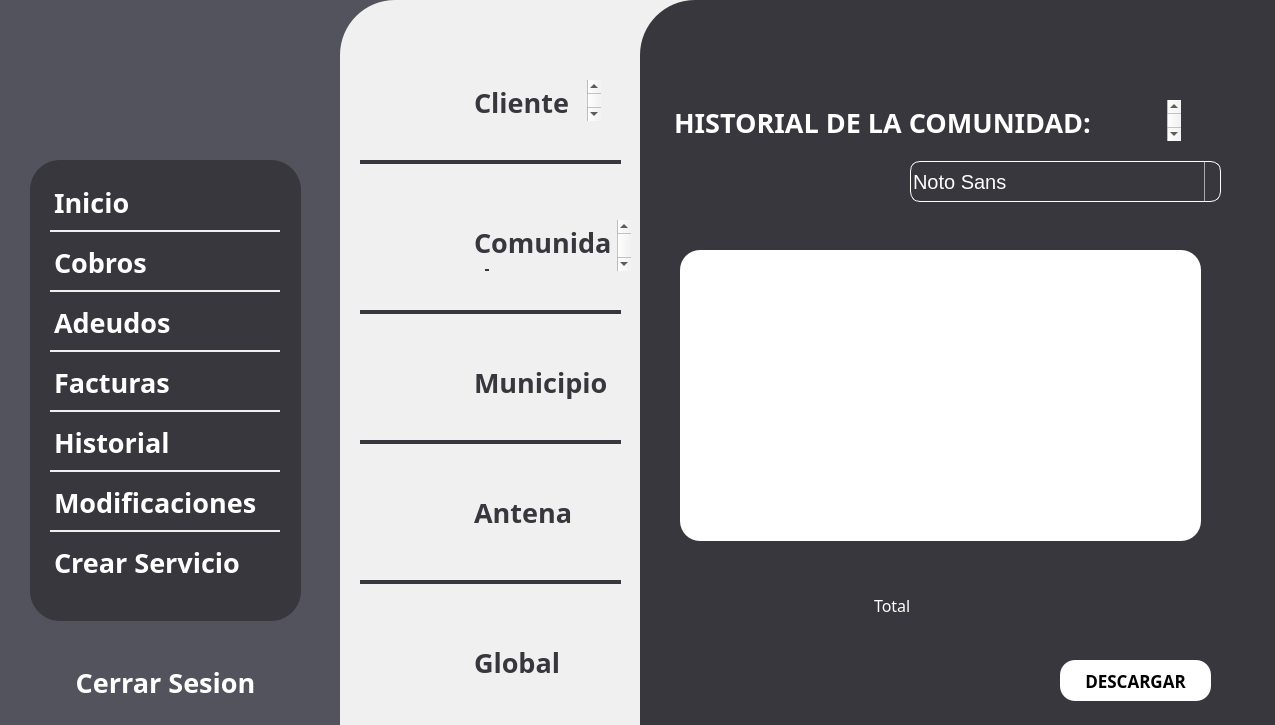
Old version of the form app/frontend/pantalla_historial_comunidad.ui in the repository uRicardoCaballero/Radcomtest.
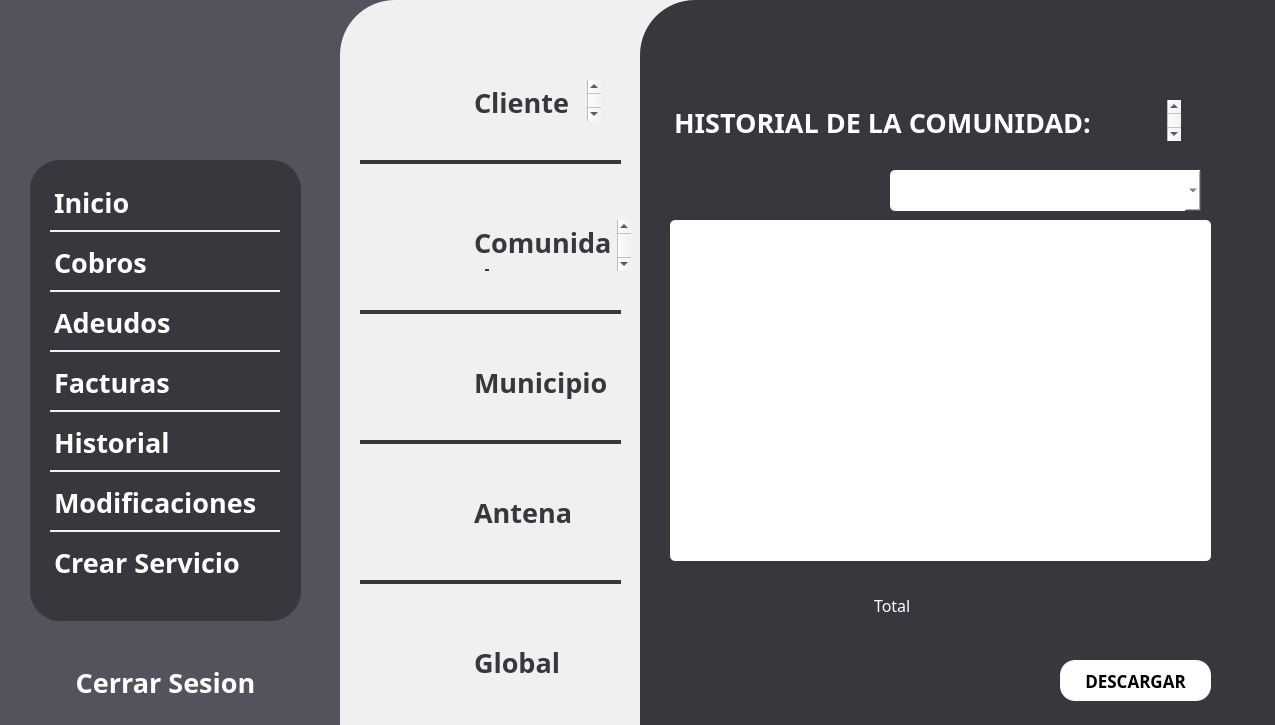
New version of the form. Icons and pictures are not drawn.

The edit to the form file:
```diff
--- a/app/frontend/pantalla_historial_comunidad.ui
+++ b/app/frontend/pantalla_historial_comunidad.ui
@@ -299,77 +299,48 @@
       <string>DESCARGAR</string>
      </property>
     </widget>
-    <widget class="QTableView" name="tableView">
+    <widget class="QComboBox" name="Select1">
      <property name="geometry">
       <rect>
-       <x>40</x>
-       <y>250</y>
-       <width>521</width>
-       <height>291</height>
-      </rect>
-     </property>
-     <property name="styleSheet">
-      <string notr="true">QTableView{
-	background: #FFFFFF;
-	border-radius: 20px; 
-	color: #37373d;
-}</string>
-     </property>
-    </widget>
-    <widget class="QFontComboBox" name="Filtro">
-     <property name="geometry">
-      <rect>
-       <x>270</x>
-       <y>161</y>
+       <x>250</x>
+       <y>170</y>
        <width>311</width>
        <height>41</height>
       </rect>
      </property>
      <property name="font">
       <font>
-       <pointsize>-1</pointsize>
-      </font>
-     </property>
-     <property name="styleSheet">
-      <string notr="true">QFontComboBox{
-	border: 1px solid #FFFFFF;
-	border-radius: 10px;
-	background: transparent;
-color: #FFFFFF;
-    font-size: 20px;
-}
-QComboBox::drop-down {
-    subcontrol-origin: padding;
-    subcontrol-position: top right;
-    width: 15px;
-    border-left-width: 1px;
-    border-left-color: darkgray;
-    border-left-style: solid;
-    border-top-right-radius: 3px;
-    border-bottom-right-radius: 3px;
-    background: transparent;  /* Fondo transparente */
-}
-
-QComboBox::down-arrow {
-    image: url(none); /* Borra cualquier imagen personalizada */
-    width: 10px;  /* Tamaño predeterminado de la flecha */
-    height: 10px;
-}
-
-QComboBox::down-arrow {
-    image: url(:/qt-project.org/styles/commonstyle/images/arrow-down-16.png);  /* Restaura la flecha predeterminada */
-}</string>
-     </property>
-     <property name="currentText">
-      <string>Comunidad</string>
-     </property>
-     <property name="currentFont">
-      <font>
        <family>Montserrat</family>
-       <pointsize>14</pointsize>
-       <weight>50</weight>
-       <bold>false</bold>
+       <pointsize>-1</pointsize>
       </font>
+     </property>
+     <property name="styleSheet">
+      <string notr="true">QComboBox{
+ 	background: #FFFFFF;
+	color: #37373d;
+	border-radius: 5px;
+	font-family: Montserrat; /* Type of font */
+    font-size: 16px;                /* Size of the text */
+}</string>
+     </property>
+    </widget>
+    <widget class="QTableWidget" name="Table">
+     <property name="geometry">
+      <rect>
+       <x>30</x>
+       <y>220</y>
+       <width>541</width>
+       <height>341</height>
+      </rect>
+     </property>
+     <property name="styleSheet">
+      <string notr="true">QTableWidget{
+ 	background: #FFFFFF;
+	color: #37373d;
+	border-radius: 5px;
+	font-family: Montserrat; /* Type of font */
+    font-size: 16px;                /* Size of the text */
+}</string>
      </property>
     </widget>
    </widget>
```
Left out of the diff: 12 changed lines with no effect on the pictures.
